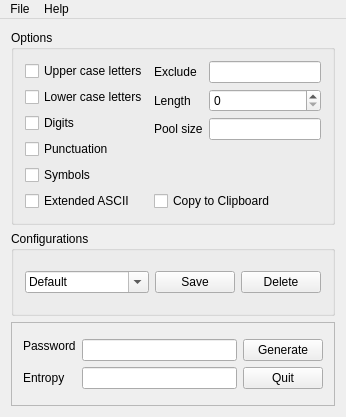
TimAllman/Password-Beaver, file mainwindow.ui: the form before one commit.
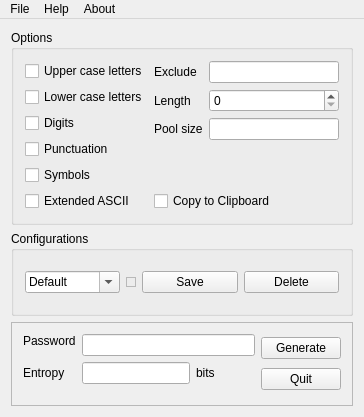
The form after the commit. Icons and pictures are not drawn. Custom widgets are drawn as their Qt base class.

Diff of the .ui file:
```diff
--- a/mainwindow.ui
+++ b/mainwindow.ui
@@ -175,7 +175,7 @@
       <property name="title">
        <string>Configurations</string>
       </property>
-      <layout class="QHBoxLayout" name="horizontalLayout_3">
+      <layout class="QHBoxLayout" name="horizontalLayout_2">
        <item>
         <widget class="QComboBox" name="optionsNameComboBox">
          <property name="editable">
@@ -187,7 +187,21 @@
         </widget>
        </item>
        <item>
-        <layout class="QHBoxLayout" name="horizontalLayout_2">
+        <widget class="IndicatorWidget" name="indicatorWidget">
+         <property name="maximumSize">
+          <size>
+           <width>10</width>
+           <height>10</height>
+          </size>
+         </property>
+         <property name="frameShape">
+          <enum>QFrame::StyledPanel</enum>
+         </property>
+         <property name="frameShadow">
+          <enum>QFrame::Raised</enum>
+         </property>
+        </widget>
+       </item>
          <item>
           <widget class="QPushButton" name="saveOptionsPushButton">
            <property name="text">
@@ -203,8 +217,6 @@
           </widget>
          </item>
         </layout>
-       </item>
-      </layout>
      </widget>
     </item>
     <item>
@@ -218,8 +230,6 @@
       <property name="lineWidth">
        <number>0</number>
       </property>
-      <layout class="QVBoxLayout" name="verticalLayout_4">
-       <item>
         <layout class="QHBoxLayout" name="horizontalLayout_4">
          <item>
           <layout class="QFormLayout" name="formLayout_2">
@@ -263,6 +273,8 @@
             </widget>
            </item>
            <item row="1" column="1">
+          <layout class="QHBoxLayout" name="horizontalLayout_3">
+           <item>
             <widget class="QLineEdit" name="entropyLineEdit">
              <property name="enabled">
               <bool>true</bool>
@@ -275,6 +287,28 @@
              </property>
             </widget>
            </item>
+           <item>
+            <widget class="QLabel" name="bitsLabel">
+             <property name="text">
+              <string>bits</string>
+             </property>
+            </widget>
+           </item>
+           <item>
+            <spacer name="horizontalSpacer">
+             <property name="orientation">
+              <enum>Qt::Horizontal</enum>
+             </property>
+             <property name="sizeHint" stdset="0">
+              <size>
+               <width>40</width>
+               <height>20</height>
+              </size>
+             </property>
+            </spacer>
+           </item>
+          </layout>
+         </item>
           </layout>
          </item>
          <item>
@@ -302,8 +336,6 @@
           </layout>
          </item>
         </layout>
-       </item>
-      </layout>
      </widget>
     </item>
    </layout>
@@ -332,8 +364,14 @@
     <addaction name="actionAbout_Qt"/>
     <addaction name="aboutAction"/>
    </widget>
+   <widget class="QMenu" name="menuAbout">
+    <property name="title">
+     <string>About</string>
+    </property>
+   </widget>
    <addaction name="menuFile"/>
    <addaction name="menuHelp"/>
+   <addaction name="menuAbout"/>
   </widget>
   <action name="exitAction">
    <property name="icon">
@@ -364,6 +402,14 @@
   </action>
  </widget>
  <layoutdefault spacing="6" margin="11"/>
+ <customwidgets>
+  <customwidget>
+   <class>IndicatorWidget</class>
+   <extends>QFrame</extends>
+   <header location="global">IndicatorWidget.h</header>
+   <container>1</container>
+  </customwidget>
+ </customwidgets>
  <resources>
   <include location="pwbeaver.qrc"/>
  </resources>
```
Left out of the diff: 8 changed lines with no effect on the pictures. Lines whose indentation alone changed are shown as unchanged.
